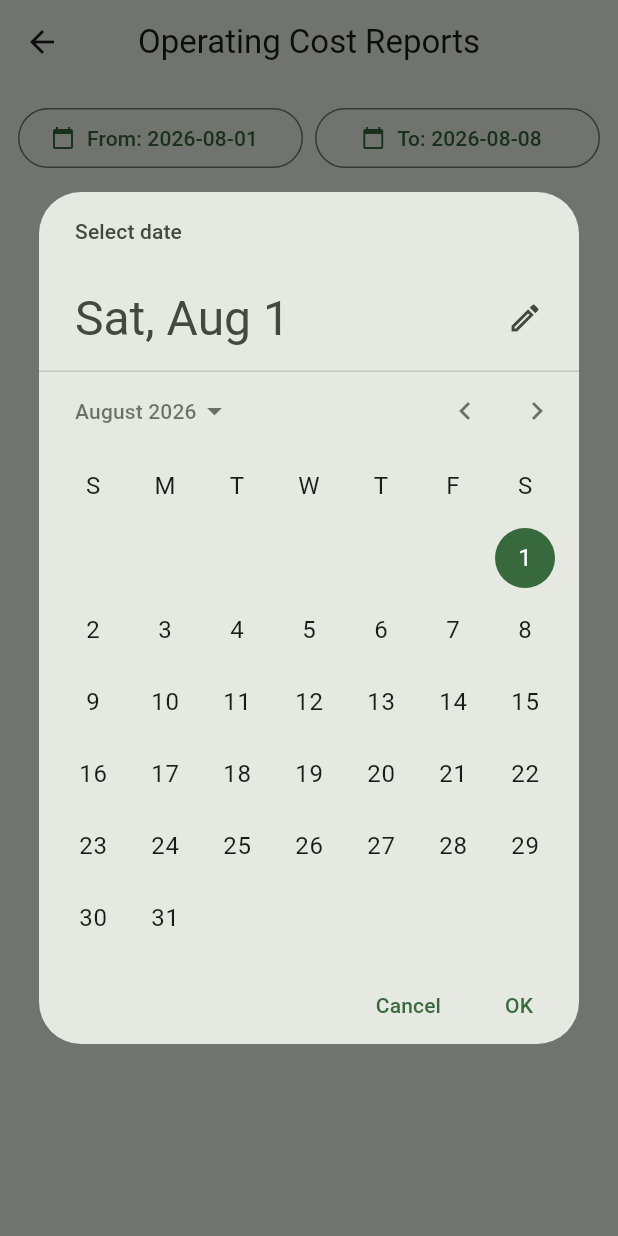
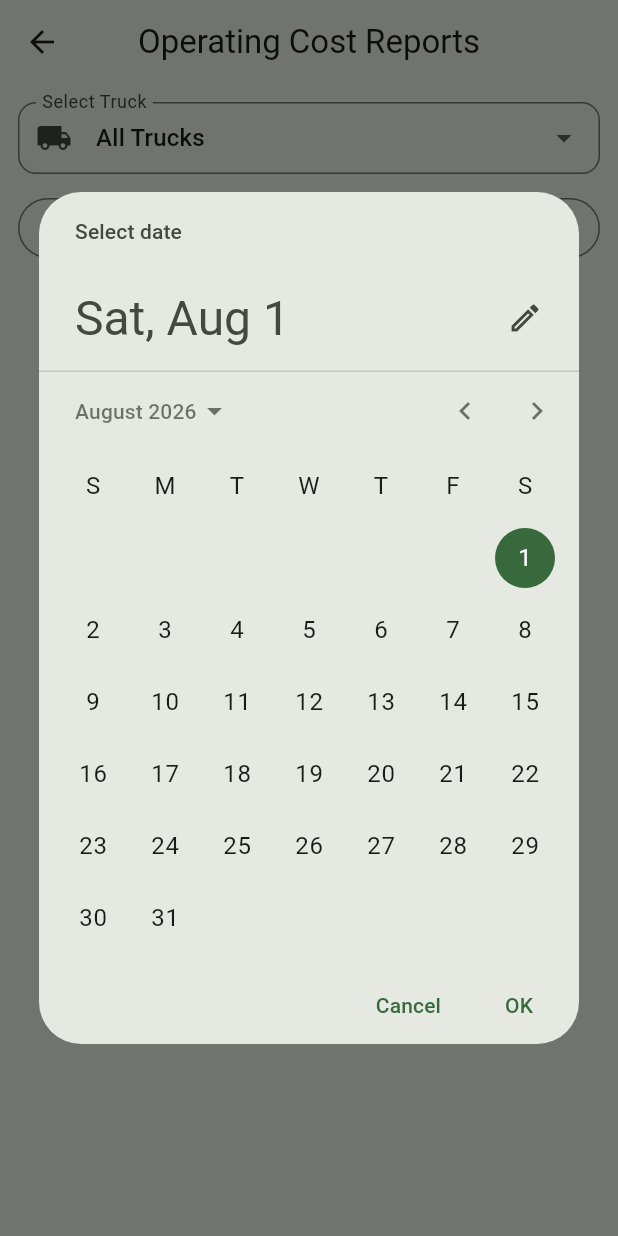
Before and after one commit to mittalhimanshu76-vicky/gpi-fleet, a Flutter app: the ReportsScreen screen opened directly, after a tap on an icon or button, on a phone screen of 412 x 824 dp. Run offline on Flutter 3.47's test engine with Material 3 defaults, Android fonts, the phone set to English and light mode, and no system bars; our stand-ins replace image_picker, pdf, share_plus, sqflite; missing offline and left inert: excel; accounts and stored records are empty.

Commit message:
v1.7.0: Add truck operating analysis

```diff
--- a/lib/database/database_helper.dart
+++ b/lib/database/database_helper.dart
@@ -761,7 +761,8 @@ class DatabaseHelper {
         t.truck_number,
         COALESCE(exp.total, 0) as expense_total,
         COALESCE(fuel.total, 0) as fuel_total,
-        COALESCE(maint.total, 0) as maintenance_total
+        COALESCE(maint.total, 0) as maintenance_total,
+        COALESCE(maint.m_count, 0) as maintenance_count
       FROM trucks t
       LEFT JOIN (
         SELECT truck_id, SUM(amount) as total
@@ -776,7 +777,7 @@ class DatabaseHelper {
         GROUP BY truck_id
       ) fuel ON t.id = fuel.truck_id
       LEFT JOIN (
-        SELECT truck_id, SUM(amount) as total
+        SELECT truck_id, SUM(amount) as total, COUNT(*) as m_count
         FROM maintenance_entries
         WHERE date BETWEEN ? AND ?
         GROUP BY truck_id
--- a/lib/models/report_summary.dart
+++ b/lib/models/report_summary.dart
@@ -45,6 +45,7 @@ class TruckCostSummary {
   final double fuelTotal;
   final double maintenanceTotal;
   final double operatingCostTotal;
+  final int maintenanceCount;
 
   TruckCostSummary({
     required this.truckId,
@@ -53,6 +54,7 @@ class TruckCostSummary {
     required this.fuelTotal,
     required this.maintenanceTotal,
     required this.operatingCostTotal,
+    required this.maintenanceCount,
   });
 
   TruckCostSummary copyWith({
@@ -62,6 +64,7 @@ class TruckCostSummary {
     double? fuelTotal,
     double? maintenanceTotal,
     double? operatingCostTotal,
+    int? maintenanceCount,
   }) {
     return TruckCostSummary(
       truckId: truckId ?? this.truckId,
@@ -70,6 +73,7 @@ class TruckCostSummary {
       fuelTotal: fuelTotal ?? this.fuelTotal,
       maintenanceTotal: maintenanceTotal ?? this.maintenanceTotal,
       operatingCostTotal: operatingCostTotal ?? this.operatingCostTotal,
+      maintenanceCount: maintenanceCount ?? this.maintenanceCount,
     );
   }
 }
--- a/lib/page/reports_screen.dart
+++ b/lib/page/reports_screen.dart
@@ -1,7 +1,9 @@
 import 'package:flutter/material.dart';
 import 'package:intl/intl.dart';
+import '../models/truck.dart';
 import '../models/report_summary.dart';
 import '../services/reports_service.dart';
+import '../services/truck_service.dart';
 import '../services/pdf_service.dart';
 import '../services/excel_service.dart';
 import '../services/share_service.dart';
@@ -16,6 +18,8 @@ class ReportsScreen extends StatefulWidget {
 class _ReportsScreenState extends State<ReportsScreen> {
   DateTime _startDate = DateTime(DateTime.now().year, DateTime.now().month, 1);
   DateTime _endDate = DateTime.now();
+  int? _selectedTruckId;
+  List<Truck> _trucks = [];
   late Future<ReportSummary> _reportFuture;
   bool _isExporting = false;
   ReportSummary? _lastReport;
@@ -23,6 +27,14 @@ class _ReportsScreenState extends State<ReportsScreen> {
   @override
   void initState() {
     super.initState();
+    _loadInitialData();
+  }
+
+  Future<void> _loadInitialData() async {
+    final trucks = await TruckService.instance.getAllTrucks();
+    setState(() {
+      _trucks = trucks;
+    });
     _loadReport();
   }
 
@@ -104,9 +116,40 @@ class _ReportsScreenState extends State<ReportsScreen> {
                 }
 
                 final report = snapshot.data!;
-                _lastReport = report;
 
-                if (report.truckCosts.isEmpty) {
+                // Apply truck filter if selected
+                ReportSummary displayReport = report;
+                TruckCostSummary? selectedTruckSummary;
+
+                if (_selectedTruckId != null) {
+                  try {
+                    selectedTruckSummary = report.truckCosts.firstWhere((tc) => tc.truckId == _selectedTruckId);
+                    displayReport = ReportSummary(
+                      startDate: report.startDate,
+                      endDate: report.endDate,
+                      expenseTotal: selectedTruckSummary.expenseTotal,
+                      fuelTotal: selectedTruckSummary.fuelTotal,
+                      maintenanceTotal: selectedTruckSummary.maintenanceTotal,
+                      operatingCostTotal: selectedTruckSummary.operatingCostTotal,
+                      truckCosts: [selectedTruckSummary],
+                    );
+                  } catch (_) {
+                    // Selected truck has no data in this period
+                    displayReport = ReportSummary(
+                      startDate: report.startDate,
+                      endDate: report.endDate,
+                      expenseTotal: 0,
+                      fuelTotal: 0,
+                      maintenanceTotal: 0,
+                      operatingCostTotal: 0,
+                      truckCosts: [],
+                    );
+                  }
+                }
+
+                _lastReport = displayReport;
+
+                if (displayReport.truckCosts.isEmpty && _selectedTruckId == null) {
                   return const Center(child: Text('No transactions found for this period.'));
                 }
 
@@ -117,16 +160,19 @@ class _ReportsScreenState extends State<ReportsScreen> {
                     child: Column(
                       crossAxisAlignment: CrossAxisAlignment.start,
                       children: [
-                        _buildSummaryCards(report),
+                        _buildSummaryCards(displayReport, selectedTruckSummary),
                         const SizedBox(height: 16),
                         _buildExportSection(),
                         const SizedBox(height: 24),
-                        const Text(
-                          'Truck-wise Breakdown',
-                          style: TextStyle(fontSize: 18, fontWeight: FontWeight.bold),
+                        Text(
+                          _selectedTruckId == null ? 'Truck-wise Breakdown' : 'Operating Details',
+                          style: const TextStyle(fontSize: 18, fontWeight: FontWeight.bold),
                         ),
                         const SizedBox(height: 12),
-                        ...report.truckCosts.map((tc) => _buildTruckCostCard(tc)),
+                        if (displayReport.truckCosts.isEmpty)
+                          const Center(child: Text('No transactions for this truck in this period.'))
+                        else
+                          ...displayReport.truckCosts.map((tc) => _buildTruckCostCard(tc)),
                         const SizedBox(height: 80),
                       ],
                     ),
@@ -147,6 +193,25 @@ class _ReportsScreenState extends State<ReportsScreen> {
       color: Theme.of(context).colorScheme.surface.withAlpha(25),
       child: Column(
         children: [
+          DropdownButtonFormField<int?>(
+            isExpanded: true,
+            initialValue: _selectedTruckId,
+            decoration: InputDecoration(
+              labelText: 'Select Truck',
+              border: OutlineInputBorder(borderRadius: BorderRadius.circular(12)),
+              prefixIcon: const Icon(Icons.local_shipping),
+              contentPadding: const EdgeInsets.symmetric(horizontal: 12),
+            ),
+            items: [
+              const DropdownMenuItem(value: null, child: Text('All Trucks')),
+              ..._trucks.map((t) => DropdownMenuItem(value: t.id, child: Text(t.truckNumber))),
+            ],
+            onChanged: (val) {
+              setState(() => _selectedTruckId = val);
+              _loadReport();
+            },
+          ),
+          const SizedBox(height: 12),
           Row(
             children: [
               Expanded(
@@ -186,7 +251,7 @@ class _ReportsScreenState extends State<ReportsScreen> {
     );
   }
 
-  Widget _buildSummaryCards(ReportSummary report) {
+  Widget _buildSummaryCards(ReportSummary report, [TruckCostSummary? selectedTruck]) {
     return Column(
       children: [
         Row(
@@ -199,11 +264,47 @@ class _ReportsScreenState extends State<ReportsScreen> {
         const SizedBox(height: 12),
         Row(
           children: [
-            _buildStatCard('Maintenance', report.maintenanceTotal, Colors.brown),
+            _buildStatCard(
+              selectedTruck != null ? 'Maintenance Cost' : 'Maintenance',
+              report.maintenanceTotal,
+              Colors.brown,
+            ),
             const SizedBox(width: 12),
             _buildStatCard('Total Cost', report.operatingCostTotal, Colors.green, isPrimary: true),
           ],
         ),
+        if (selectedTruck != null) ...[
+          const SizedBox(height: 12),
+          Row(
+            children: [
+              Expanded(
+                child: Card(
+                  elevation: 1,
+                  color: Colors.brown.withAlpha(20),
+                  shape: RoundedRectangleBorder(borderRadius: BorderRadius.circular(12)),
+                  child: Padding(
+                    padding: const EdgeInsets.all(16),
+                    child: Column(
+                      crossAxisAlignment: CrossAxisAlignment.start,
+                      children: [
+                        const Text(
+                          'Maintenance Events',
+                          style: TextStyle(fontSize: 12, color: Colors.black87, fontWeight: FontWeight.bold),
+                        ),
+                        const SizedBox(height: 4),
+                        Text(
+                          '${selectedTruck.maintenanceCount}',
+                          style: const TextStyle(fontSize: 20, fontWeight: FontWeight.bold, color: Colors.brown),
+                        ),
+                      ],
+                    ),
+                  ),
+                ),
+              ),
+              const Spacer(),
+            ],
+          ),
+        ],
       ],
     );
   }
--- a/lib/services/excel_service.dart
+++ b/lib/services/excel_service.dart
@@ -237,7 +237,9 @@ class ExcelService {
       final generatedOn = dateTimeFormat.format(DateTime.now());
       final companyProfile = await CompanyService.instance.getCompany();
       final companyName = companyProfile.companyName.toUpperCase();
-      final title = 'FLEET OPERATING COST REPORT';
+      final title = summary.truckCosts.length == 1
+          ? 'TRUCK OPERATING COST REPORT: ${summary.truckCosts.first.truckNumber}'
+          : 'FLEET OPERATING COST REPORT';
       final headers = ['Truck No.', 'Expenses', 'Fuel', 'Maint.', 'Total Cost'];
 
       final companyStyle = _baseStyle(bold: true, fontSize: 13, colorHex: 'FF2E7D32', horizontalAlignment: HorizontalAlign.Center);
--- a/lib/services/pdf_service.dart
+++ b/lib/services/pdf_service.dart
@@ -171,7 +171,9 @@ class PdfService {
             pw.SizedBox(height: 12),
             pw.Center(
               child: pw.Text(
-                "FLEET OPERATING COST REPORT",
+                summary.truckCosts.length == 1
+                  ? "TRUCK OPERATING COST REPORT: ${summary.truckCosts.first.truckNumber}"
+                  : "FLEET OPERATING COST REPORT",
                 style: pw.TextStyle(
                   font: unicodeFont,
                   fontSize: 16,
--- a/lib/services/reports_service.dart
+++ b/lib/services/reports_service.dart
@@ -27,6 +27,7 @@ class ReportsService {
       final exp = (row['expense_total'] as num).toDouble();
       final fuel = (row['fuel_total'] as num).toDouble();
       final maint = (row['maintenance_total'] as num).toDouble();
+      final mCount = (row['maintenance_count'] as num).toInt();
       final operating = exp + fuel + maint;
 
       totalExp += exp;
@@ -40,6 +41,7 @@ class ReportsService {
         fuelTotal: fuel,
         maintenanceTotal: maint,
         operatingCostTotal: operating,
+        maintenanceCount: mCount,
       );
     }).toList();
 
```
